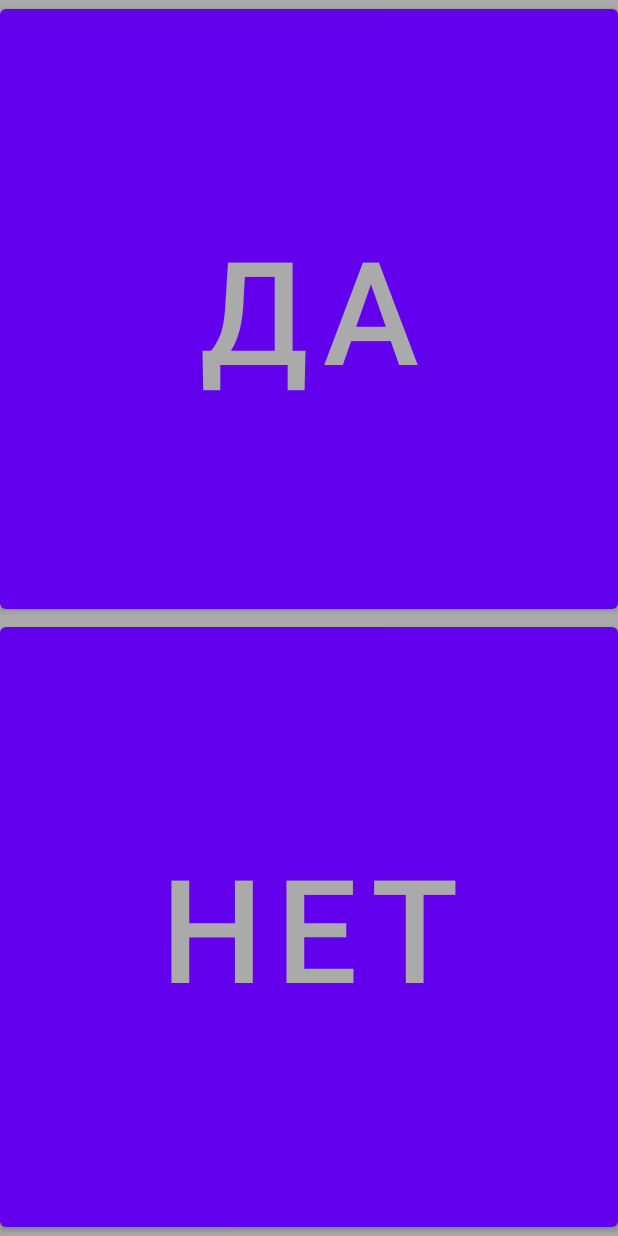
After one commit to boarboar/Accessability_app, an Android app: the layout dialog_yes_no_1.xml on its own in the app's theme, with its tools: preview values and no code run, on a phone screen of 412 x 824 dp. The commit adds this screen. Run offline under Robolectric (Android 15) with nearby library versions, the phone set to English and light mode, and no system bars.

Commit message:
dialog non-transparent

```diff
--- a/app/src/main/java/com/example/myapplication/MainActivity.kt
+++ b/app/src/main/java/com/example/myapplication/MainActivity.kt
@@ -24,6 +24,7 @@ import java.util.*
 // TODO
 // YNDialog resize & transparency
 // buttons - borders & colours
+// Drugstore - green A, doctor - red bold +
 
 class MainActivity : AppCompatActivity(), TextToSpeech.OnInitListener, OnAddressResolveListenerInterface {
     private lateinit var tts: TextToSpeech
--- /dev/null
+++ b/app/src/main/res/layout/dialog_yes_no_1.xml
@@ -0,0 +1,37 @@
+<?xml version="1.0" encoding="utf-8"?>
+<androidx.constraintlayout.widget.ConstraintLayout xmlns:android="http://schemas.android.com/apk/res/android"
+    xmlns:tools="http://schemas.android.com/tools"
+    xmlns:app="http://schemas.android.com/apk/res-auto"
+    android:layout_width="match_parent"
+    android:layout_height="match_parent"
+    android:background="@color/gray">
+
+    <Button
+        android:id="@+id/button_ok"
+        android:layout_width="0dp"
+        android:layout_height="0dp"
+        android:contentDescription="Дa"
+        android:onClick="onYes"
+        android:text="ДА"
+        android:textColor="@color/gray"
+        android:textSize="96sp"
+        app:layout_constraintEnd_toEndOf="parent"
+        app:layout_constraintStart_toStartOf="parent"
+        app:layout_constraintBottom_toTopOf="@+id/button_no"
+        app:layout_constraintTop_toTopOf="parent" />
+
+    <Button
+        android:id="@+id/button_no"
+        android:layout_width="0dp"
+        android:layout_height="0dp"
+        android:contentDescription="Нет"
+        android:text="НЕТ"
+        android:textColor="@color/gray"
+        android:textSize="96sp"
+        app:layout_constraintEnd_toEndOf="parent"
+        app:layout_constraintStart_toStartOf="parent"
+        app:layout_constraintTop_toBottomOf="@+id/button_ok"
+        app:layout_constraintBottom_toBottomOf="parent" />
+    " />
+
+</androidx.constraintlayout.widget.ConstraintLayout>
```
Also changed, not shown: app/src/main/java/com/example/myapplication/DialogYN.kt (+8 -6 lines), app/src/main/res/values/styles.xml (added, +11 -0 lines).
